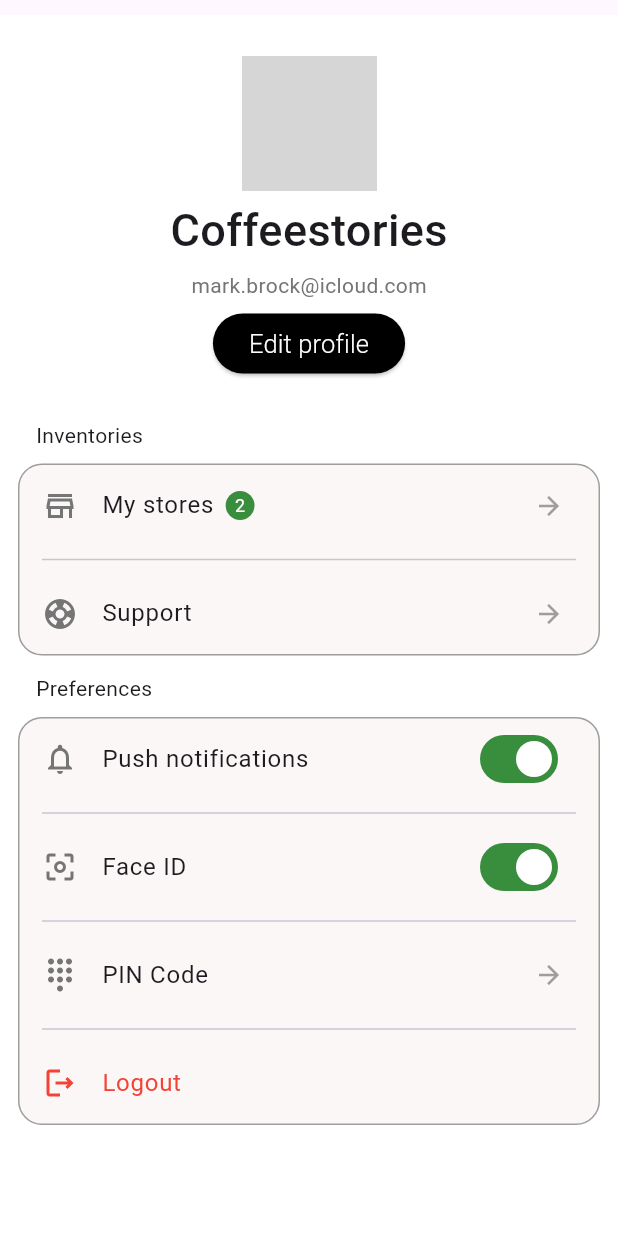
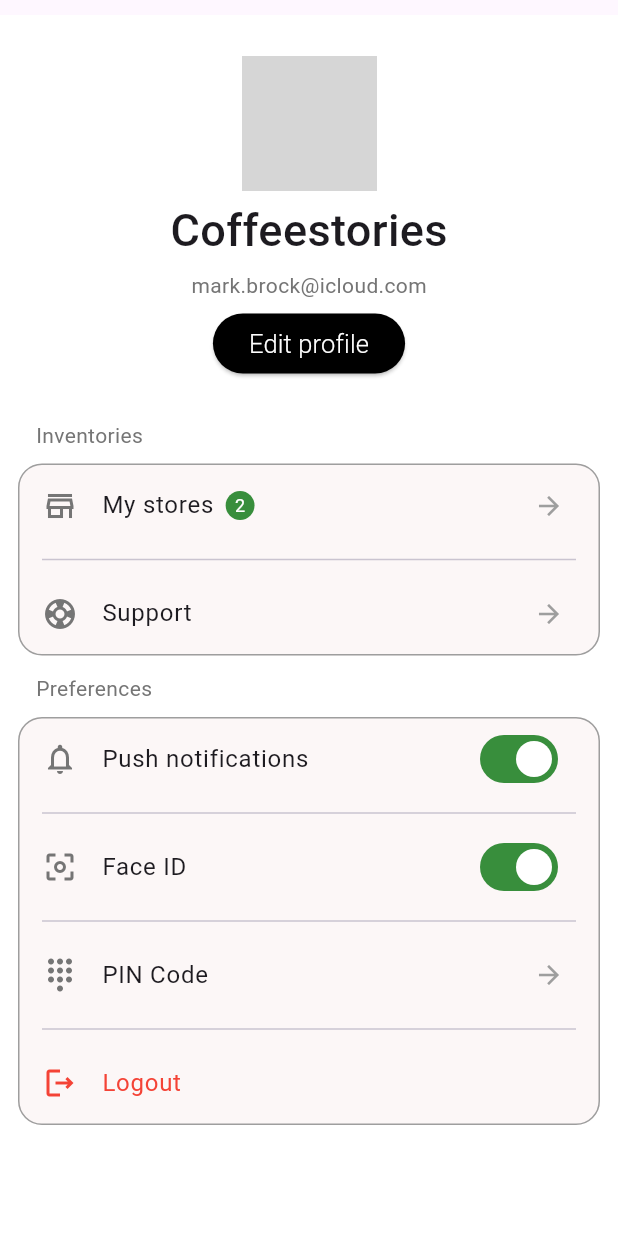
Before and after one commit to EddyArgueta/Tarea2.1, a Flutter app: the screen it shows after launch, on a phone screen of 412 x 824 dp. Run offline on Flutter 3.47's test engine with Material 3 defaults, Android fonts, the phone set to English and light mode, and no system bars; network calls fail; grey boxes are pictures that could not be loaded.

Commit message:
Retoques menores

```diff
--- a/lib/src/inventories.dart
+++ b/lib/src/inventories.dart
@@ -9,12 +9,13 @@ class Inventories extends StatelessWidget {
     return Column(
       crossAxisAlignment: CrossAxisAlignment.start,
       children: [
-        const Padding(
-          padding: EdgeInsets.symmetric(horizontal: 16.0),
+          Padding(
+          padding: const EdgeInsets.symmetric(horizontal: 16.0),
           child: Text(
             'Inventories',
             style: TextStyle(
               fontSize: 14,
+              color: Colors.grey[600],
             ),
           ),
         ),
--- a/lib/src/preferences.dart
+++ b/lib/src/preferences.dart
@@ -9,12 +9,13 @@ class Preferences extends StatelessWidget {
     return Column(
       crossAxisAlignment: CrossAxisAlignment.start,
       children: [
-        const Padding(
-          padding: EdgeInsets.symmetric(horizontal: 16.0),
+          Padding(
+          padding: const EdgeInsets.symmetric(horizontal: 16.0),
           child: Text(
             'Preferences',
             style: TextStyle(
               fontSize: 14,
+              color: Colors.grey[600]
             ),
           ),
         ),
```
